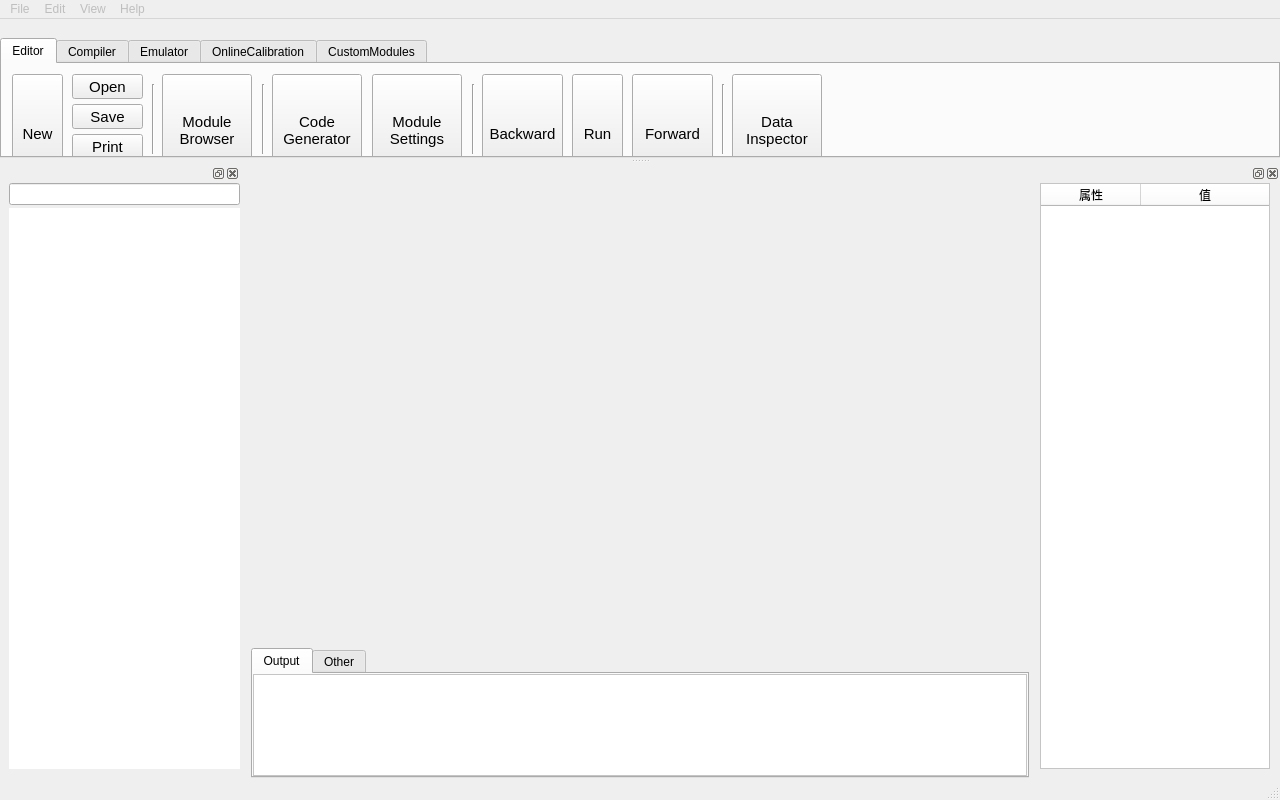
The window that dialogs/mainwindow.ui (L-Net-1992/ADAS_AD_Developer) describes before a commit, drawn with Qt 5.
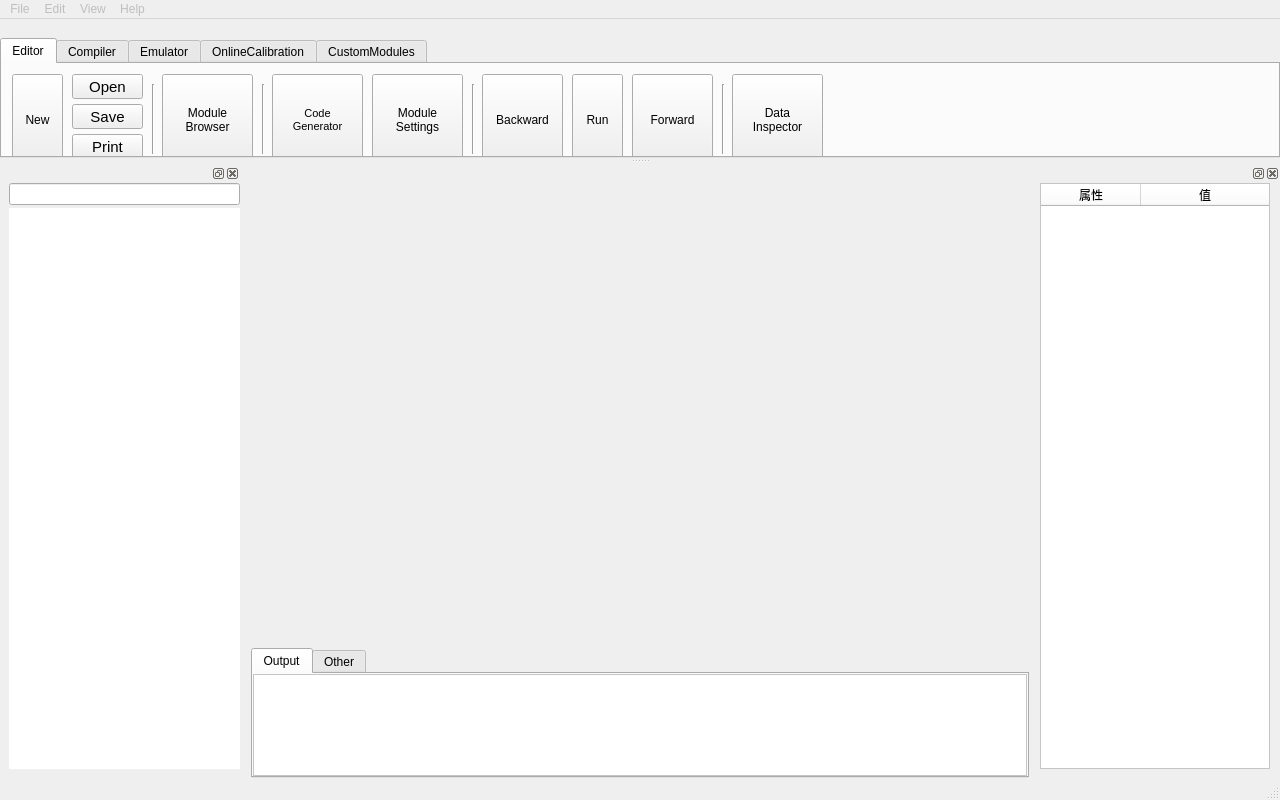
The same window after the commit. The open tabs and pages were chosen to show the change. Icons and pictures are not drawn. Custom widgets are drawn as their Qt base class.

The edit to the form file:
```diff
--- a/dialogs/mainwindow.ui
+++ b/dialogs/mainwindow.ui
@@ -187,7 +187,7 @@
      <x>0</x>
      <y>0</y>
      <width>1280</width>
-     <height>20</height>
+     <height>23</height>
     </rect>
    </property>
    <widget class="QMenu" name="menuFile">
@@ -583,7 +583,7 @@
         <string notr="true">/*background:rgb(240, 240, 240)*/</string>
        </property>
        <property name="currentIndex">
-        <number>3</number>
+        <number>1</number>
        </property>
        <property name="usesScrollButtons">
         <bool>false</bool>
@@ -663,39 +663,6 @@
            <normaloff>:/res/Print.png</normaloff>:/res/Print.png</iconset>
          </property>
         </widget>
-        <widget class="QPushButton" name="pb_library_browser">
-         <property name="geometry">
-          <rect>
-           <x>160</x>
-           <y>10</y>
-           <width>90</width>
-           <height>90</height>
-          </rect>
-         </property>
-         <property name="font">
-          <font/>
-         </property>
-         <property name="styleSheet">
-          <string notr="true">text-align:bottom;
-background-repeat:repeat-no-repeat;
-background-image:url(:/res/LibraryBrower.png);
-background-position:top;
-background-origin:content;
-padding-top:8px;
-padding-bottom:15px;</string>
-         </property>
-         <property name="text">
-          <string>
-Module
-Browser</string>
-         </property>
-         <property name="iconSize">
-          <size>
-           <width>32</width>
-           <height>32</height>
-          </size>
-         </property>
-        </widget>
         <widget class="Line" name="line">
          <property name="enabled">
           <bool>true</bool>
@@ -731,71 +698,6 @@
           <enum>Qt::Vertical</enum>
          </property>
         </widget>
-        <widget class="QPushButton" name="pb_script_generator">
-         <property name="geometry">
-          <rect>
-           <x>270</x>
-           <y>10</y>
-           <width>90</width>
-           <height>90</height>
-          </rect>
-         </property>
-         <property name="font">
-          <font/>
-         </property>
-         <property name="styleSheet">
-          <string notr="true">text-align:bottom;
-background-repeat:repeat-no-repeat;
-background-image:url(:/res/code-generator.png);
-background-position:top;
-background-origin:content;
-padding-top:8px;
-padding-bottom:15px;</string>
-         </property>
-         <property name="text">
-          <string>
-Code
-Generator</string>
-         </property>
-         <property name="iconSize">
-          <size>
-           <width>32</width>
-           <height>32</height>
-          </size>
-         </property>
-        </widget>
-        <widget class="QPushButton" name="pb_modelSettings">
-         <property name="geometry">
-          <rect>
-           <x>370</x>
-           <y>10</y>
-           <width>90</width>
-           <height>90</height>
-          </rect>
-         </property>
-         <property name="font">
-          <font/>
-         </property>
-         <property name="styleSheet">
-          <string notr="true">text-align:bottom;
-background-repeat:repeat-no-repeat;
-background-image:url(:/res/Config.png);
-background-position:top;
-background-origin:content;
-padding-top:8px;
-padding-bottom:15px;</string>
-         </property>
-         <property name="text">
-          <string>Module
-Settings</string>
-         </property>
-         <property name="iconSize">
-          <size>
-           <width>32</width>
-           <height>32</height>
-          </size>
-         </property>
-        </widget>
         <widget class="Line" name="line_3">
          <property name="geometry">
           <rect>
@@ -812,177 +714,297 @@
           <enum>Qt::Vertical</enum>
          </property>
         </widget>
-        <widget class="QPushButton" name="pushButton_6">
+        <widget class="Line" name="line_5">
+         <property name="geometry">
+          <rect>
+           <x>720</x>
+           <y>20</y>
+           <width>3</width>
+           <height>70</height>
+          </rect>
+         </property>
+         <property name="font">
+          <font/>
+         </property>
+         <property name="orientation">
+          <enum>Qt::Vertical</enum>
+         </property>
+        </widget>
+        <widget class="QToolButton" name="pb_dataInspector">
+         <property name="geometry">
+          <rect>
+           <x>730</x>
+           <y>10</y>
+           <width>91</width>
+           <height>91</height>
+          </rect>
+         </property>
+         <property name="font">
+          <font>
+           <pointsize>9</pointsize>
+          </font>
+         </property>
+         <property name="focusPolicy">
+          <enum>Qt::NoFocus</enum>
+         </property>
+         <property name="text">
+          <string>Data
+Inspector</string>
+         </property>
+         <property name="icon">
+          <iconset resource="../image.qrc">
+           <normaloff>:/res/DataInspector.png</normaloff>:/res/DataInspector.png</iconset>
+         </property>
+         <property name="iconSize">
+          <size>
+           <width>24</width>
+           <height>24</height>
+          </size>
+         </property>
+         <property name="toolButtonStyle">
+          <enum>Qt::ToolButtonTextUnderIcon</enum>
+         </property>
+        </widget>
+        <widget class="QToolButton" name="tb_forward">
+         <property name="geometry">
+          <rect>
+           <x>630</x>
+           <y>10</y>
+           <width>81</width>
+           <height>91</height>
+          </rect>
+         </property>
+         <property name="font">
+          <font>
+           <pointsize>9</pointsize>
+          </font>
+         </property>
+         <property name="focusPolicy">
+          <enum>Qt::NoFocus</enum>
+         </property>
+         <property name="text">
+          <string>Forward</string>
+         </property>
+         <property name="icon">
+          <iconset resource="../image.qrc">
+           <normaloff>:/res/StepForward.png</normaloff>:/res/StepForward.png</iconset>
+         </property>
+         <property name="iconSize">
+          <size>
+           <width>24</width>
+           <height>24</height>
+          </size>
+         </property>
+         <property name="toolButtonStyle">
+          <enum>Qt::ToolButtonTextUnderIcon</enum>
+         </property>
+        </widget>
+        <widget class="QToolButton" name="tb_backward">
          <property name="geometry">
           <rect>
            <x>480</x>
            <y>10</y>
            <width>81</width>
-           <height>90</height>
+           <height>91</height>
           </rect>
          </property>
          <property name="font">
-          <font/>
+          <font>
+           <pointsize>9</pointsize>
+          </font>
          </property>
-         <property name="styleSheet">
-          <string notr="true">text-align:bottom;
-background-repeat:repeat-no-repeat;
-background-image:url(:/res/StepBackConfig_24.png);
-background-position:top;
-background-origin:content;
-padding-top:8px;
-padding-bottom:20px;</string>
+         <property name="focusPolicy">
+          <enum>Qt::NoFocus</enum>
          </property>
          <property name="text">
           <string>Backward</string>
          </property>
+         <property name="icon">
+          <iconset resource="../image.qrc">
+           <normaloff>:/res/StepBackConfig_24.png</normaloff>:/res/StepBackConfig_24.png</iconset>
+         </property>
          <property name="iconSize">
           <size>
-           <width>32</width>
-           <height>32</height>
+           <width>24</width>
+           <height>24</height>
           </size>
          </property>
+         <property name="toolButtonStyle">
+          <enum>Qt::ToolButtonTextUnderIcon</enum>
+         </property>
         </widget>
-        <widget class="QPushButton" name="pushButton_7">
+        <widget class="QToolButton" name="tb_run">
          <property name="geometry">
           <rect>
            <x>570</x>
            <y>10</y>
            <width>51</width>
-           <height>90</height>
+           <height>91</height>
           </rect>
          </property>
          <property name="font">
-          <font/>
+          <font>
+           <pointsize>9</pointsize>
+          </font>
          </property>
-         <property name="styleSheet">
-          <string notr="true">text-align:bottom;
-background-repeat:repeat-no-repeat;
-background-image:url(:/res/Run_24.png);
-background-position:top;
-background-origin:content;
-padding-top:8px;
-padding-bottom:20px;</string>
+         <property name="focusPolicy">
+          <enum>Qt::NoFocus</enum>
          </property>
          <property name="text">
           <string>Run</string>
          </property>
+         <property name="icon">
+          <iconset resource="../image.qrc">
+           <normaloff>:/res/Run_24.png</normaloff>:/res/Run_24.png</iconset>
+         </property>
          <property name="iconSize">
           <size>
-           <width>32</width>
-           <height>32</height>
+           <width>24</width>
+           <height>24</height>
           </size>
          </property>
+         <property name="toolButtonStyle">
+          <enum>Qt::ToolButtonTextUnderIcon</enum>
+         </property>
         </widget>
-        <widget class="QPushButton" name="pushButton_8">
+        <widget class="QToolButton" name="tb_modelSettings">
          <property name="geometry">
           <rect>
-           <x>630</x>
+           <x>370</x>
            <y>10</y>
-           <width>81</width>
-           <height>90</height>
+           <width>91</width>
+           <height>91</height>
           </rect>
          </property>
          <property name="font">
-          <font/>
+          <font>
+           <pointsize>9</pointsize>
+          </font>
          </property>
-         <property name="styleSheet">
-          <string notr="true">text-align:bottom;
-background-repeat:repeat-no-repeat;
-background-image:url(:/res/StepForward.png);
-background-position:top;
-background-origin:content;
-padding-top:8px;
-padding-bottom:20px;</string>
+         <property name="focusPolicy">
+          <enum>Qt::NoFocus</enum>
          </property>
          <property name="text">
-          <string>Forward</string>
+          <string>Module
+Settings</string>
          </property>
+         <property name="icon">
+          <iconset resource="../image.qrc">
+           <normaloff>:/res/Config.png</normaloff>:/res/Config.png</iconset>
+         </property>
          <property name="iconSize">
           <size>
-           <width>32</width>
-           <height>32</height>
+           <width>24</width>
+           <height>24</height>
           </size>
          </property>
+         <property name="toolButtonStyle">
+          <enum>Qt::ToolButtonTextUnderIcon</enum>
+         </property>
         </widget>
-        <widget class="QPushButton" name="pb_dataInspector">
+        <widget class="QToolButton" name="pb_script_generator">
          <property name="geometry">
           <rect>
-           <x>730</x>
+           <x>270</x>
            <y>10</y>
-           <width>90</width>
-           <height>90</height>
+           <width>91</width>
+           <height>91</height>
           </rect>
          </property>
          <property name="font">
-          <font/>
+          <font>
+           <pointsize>8</pointsize>
+          </font>
          </property>
-         <property name="styleSheet">
-          <string notr="true">text-align:bottom;
-background-repeat:repeat-no-repeat;
-background-image:url(:/res/DataInspector.png);
-background-position:top;
-background-origin:content;
-padding-top:8px;
-padding-bottom:15px;</string>
+         <property name="focusPolicy">
+          <enum>Qt::NoFocus</enum>
          </property>
          <property name="text">
-          <string>Data
-Inspector</string>
+          <string>Code
+Generator</string>
          </property>
+         <property name="icon">
+          <iconset resource="../image.qrc">
+           <normaloff>:/res/code-generator.png</normaloff>:/res/code-generator.png</iconset>
+         </property>
          <property name="iconSize">
           <size>
-           <width>32</width>
-           <height>32</height>
+           <width>24</width>
+           <height>24</height>
           </size>
          </property>
+         <property name="toolButtonStyle">
+          <enum>Qt::ToolButtonTextUnderIcon</enum>
+         </property>
         </widget>
-        <widget class="Line" name="line_5">
+        <widget class="QToolButton" name="pb_library_browser">
          <property name="geometry">
           <rect>
-           <x>720</x>
-           <y>20</y>
-           <width>3</width>
-           <height>70</height>
+           <x>160</x>
+           <y>10</y>
+           <width>91</width>
+           <height>91</height>
           </rect>
          </property>
          <property name="font">
-          <font/>
+          <font>
+           <pointsize>9</pointsize>
+          </font>
          </property>
-         <property name="orientation">
-          <enum>Qt::Vertical</enum>
+         <property name="focusPolicy">
+          <enum>Qt::NoFocus</enum>
          </property>
+         <property name="text">
+          <string>Module
+Browser</string>
+         </property>
+         <property name="icon">
+          <iconset resource="../image.qrc">
+           <normaloff>:/res/LibraryBrower.png</normaloff>:/res/LibraryBrower.png</iconset>
+         </property>
+         <property name="iconSize">
+          <size>
+           <width>24</width>
+           <height>24</height>
+          </size>
+         </property>
+         <property name="toolButtonStyle">
+          <enum>Qt::ToolButtonTextUnderIcon</enum>
+         </property>
         </widget>
-        <widget class="QPushButton" name="pushButton_9">
+        <widget class="QToolButton" name="tb_new">
          <property name="geometry">
           <rect>
            <x>10</x>
            <y>10</y>
            <width>51</width>
-           <height>90</height>
+           <height>91</height>
           </rect>
          </property>
          <property name="font">
-          <font/>
+          <font>
+           <pointsize>9</pointsize>
+          </font>
          </property>
-         <property name="styleSheet">
-          <string notr="true">text-align:bottom;
-background-repeat:repeat-no-repeat;
-background-image:url(:/res/New_24.png);
-background-position:top;
-background-origin:content;
-padding-top:8px;
-padding-bottom:20px;</string>
+         <property name="focusPolicy">
+          <enum>Qt::NoFocus</enum>
          </property>
          <property name="text">
           <string>New</string>
          </property>
+         <property name="icon">
+          <iconset resource="../image.qrc">
+           <normaloff>:/res/New_24.png</normaloff>:/res/New_24.png</iconset>
+         </property>
          <property name="iconSize">
           <size>
-           <width>32</width>
-           <height>32</height>
+           <width>24</width>
+           <height>24</height>
           </size>
          </property>
+         <property name="toolButtonStyle">
+          <enum>Qt::ToolButtonTextUnderIcon</enum>
+         </property>
         </widget>
        </widget>
        <widget class="QWidget" name="tab_2">
@@ -992,71 +1014,104 @@
         <attribute name="title">
          <string>Compiler</string>
         </attribute>
-        <widget class="QPushButton" name="pb_script_publish">
+        <widget class="QToolButton" name="tb_code_compiler">
+         <property name="enabled">
+          <bool>false</bool>
+         </property>
          <property name="geometry">
           <rect>
-           <x>110</x>
+           <x>10</x>
+           <y>50</y>
+           <width>141</width>
+           <height>51</height>
+          </rect>
+         </property>
+         <property name="focusPolicy">
+          <enum>Qt::NoFocus</enum>
+         </property>
+         <property name="text">
+          <string>     Code
+   Compiler</string>
+         </property>
+         <property name="icon">
+          <iconset resource="../image.qrc">
+           <normaloff>:/res/compiler.png</normaloff>:/res/compiler.png</iconset>
+         </property>
+         <property name="iconSize">
+          <size>
+           <width>24</width>
+           <height>24</height>
+          </size>
+         </property>
+         <property name="toolButtonStyle">
+          <enum>Qt::ToolButtonTextBesideIcon</enum>
+         </property>
+         <property name="autoRaise">
+          <bool>false</bool>
+         </property>
+         <property name="arrowType">
+          <enum>Qt::NoArrow</enum>
+         </property>
+        </widget>
+        <widget class="QToolButton" name="pb_script_publish">
+         <property name="geometry">
+          <rect>
+           <x>160</x>
            <y>10</y>
-           <width>90</width>
-           <height>90</height>
+           <width>91</width>
+           <height>91</height>
           </rect>
          </property>
-         <property name="font">
-          <font/>
-         </property>
-         <property name="styleSheet">
-          <string notr="true">text-align:bottom;
-background-repeat:repeat-no-repeat;
-background-image:url(:/res/publish.png);
-background-position:top;
-background-origin:content;
-padding-top:8px;
-padding-bottom:15px;</string>
+         <property name="focusPolicy">
+          <enum>Qt::NoFocus</enum>
          </property>
          <property name="text">
-          <string>
-Code
+          <string>Code
 Publish</string>
          </property>
+         <property name="icon">
+          <iconset resource="../image.qrc">
+           <normaloff>:/res/publish.png</normaloff>:/res/publish.png</iconset>
+         </property>
          <property name="iconSize">
           <size>
-           <width>32</width>
-           <height>32</height>
+           <width>24</width>
+           <height>24</height>
           </size>
          </property>
+         <property name="toolButtonStyle">
+          <enum>Qt::ToolButtonTextUnderIcon</enum>
+         </property>
         </widget>
-        <widget class="QPushButton" name="pb_script_compiler">
+        <widget class="QComboBox" name="cb_select_platform">
          <property name="geometry">
           <rect>
            <x>10</x>
            <y>10</y>
-           <width>90</width>
-           <height>90</height>
+           <width>141</width>
+           <height>31</height>
           </rect>
          </property>
-         <property name="font">
-          <font/>
-         </property>
-         <property name="styleSheet">
-          <string notr="true">text-align:bottom;
-background-repeat:repeat-no-repeat;
-background-image:url(:/res/compiler.png);
-background-position:top;
-background-origin:content;
-padding-top:8px;
-padding-bottom:15px;</string>
-         </property>
-         <property name="text">
-          <string>
-Code
-Compiler</string>
-         </property>
-         <property name="iconSize">
-          <size>
-           <width>32</width>
-           <height>32</height>
-          </size>
-         </property>
+         <item>
+          <property name="text">
+           <string>SelectPlatform</string>
+          </property>
+         </item>
+         <item>
+          <property name="text">
+           <string>bst</string>
+          </property>
+         </item>
+         <item>
+          <property name="text">
+           <string>mdc</string>
+          </property>
+         </item>
+         <item>
+          <property name="text">
+           <string>jetson</string>
+          </property>
+         </item>
         </widget>
        </widget>
        <widget class="QWidget" name="tab">
@@ -1066,37 +1121,34 @@
         <attribute name="title">
          <string>Emulator</string>
         </attribute>
-        <widget class="QPushButton" name="pb_inject">
+        <widget class="QToolButton" name="tb_inject">
          <property name="geometry">
           <rect>
            <x>10</x>
            <y>10</y>
-           <width>90</width>
-           <height>90</height>
+           <width>91</width>
+           <height>91</height>
           </rect>
          </property>
-         <property name="font">
-          <font/>
-         </property>
-         <property name="styleSheet">
-          <string notr="true">text-align:bottom;
-background-repeat:repeat-no-repeat;
-background-image:url(:/res/inject.png);
-background-position:top;
-background-origin:content;
-padding-top:8px;
-padding-bottom:20px;</string>
+         <property name="focusPolicy">
+          <enum>Qt::NoFocus</enum>
          </property>
          <property name="text">
-          <string>
-Inject</string>
+          <string>Inject</string>
+         </property>
+         <property name="icon">
+          <iconset resource="../image.qrc">
+           <normaloff>:/res/inject.png</normaloff>:/res/inject.png</iconset>
          </property>
          <property name="iconSize">
           <size>
-           <width>32</width>
-           <height>32</height>
+           <width>24</width>
+           <height>24</height>
           </size>
          </property>
+         <property name="toolButtonStyle">
+          <enum>Qt::ToolButtonTextUnderIcon</enum>
+         </property>
         </widget>
        </widget>
        <widget class="QWidget" name="tab_3">
```
